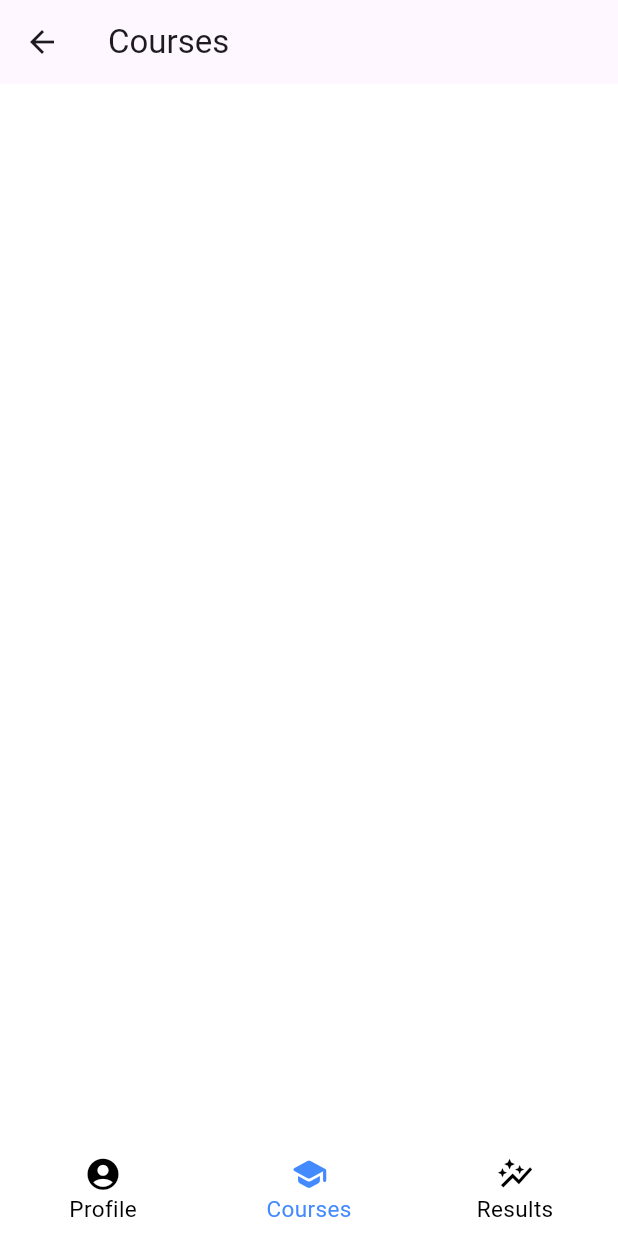
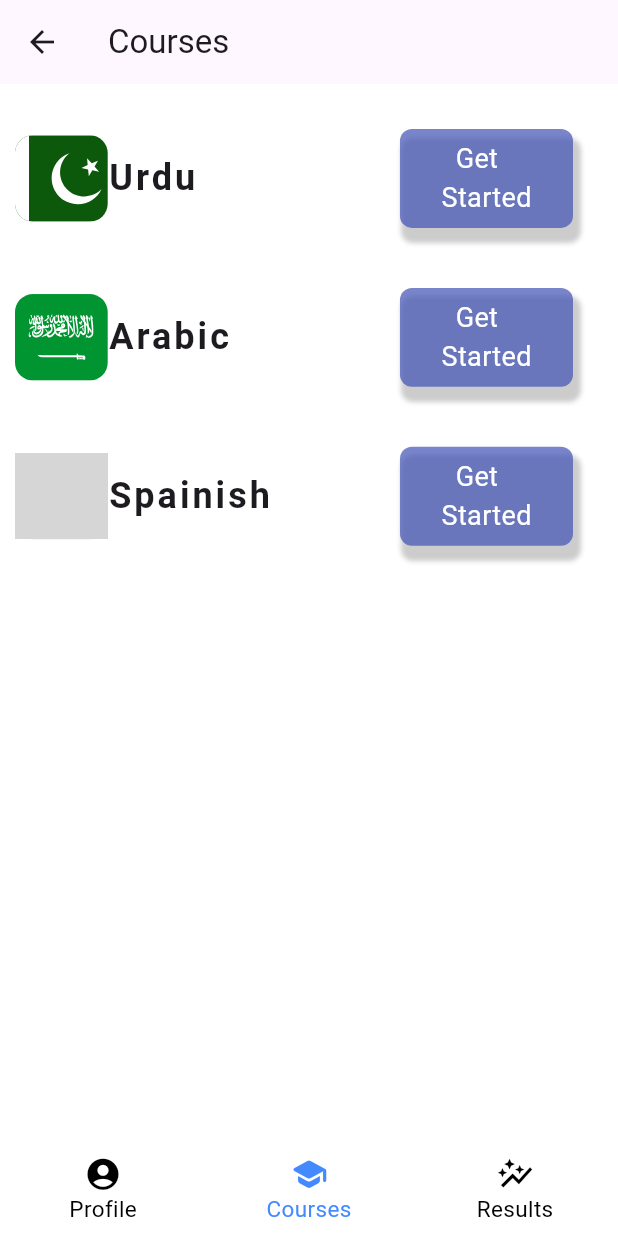
Before and after one commit to ZainR10/language_learning_app_flutter, a Flutter app: the CoursesView screen opened by its route, on a phone screen of 412 x 824 dp. Run offline on Flutter 3.47's test engine with Material 3 defaults, Android fonts, the phone set to English and light mode, and no system bars; our stand-ins replace flutter_svg, step_progress_indicator; grey boxes are pictures that could not be loaded.

Commit message:
started designing courses screen. created a component round button. made some adjustments and changes in profile screen and image container .

```diff
--- a/lib/res/components/image_container.dart
+++ b/lib/res/components/image_container.dart
@@ -2,22 +2,30 @@ import 'package:flutter/material.dart';
 import 'package:flutter_svg/flutter_svg.dart';
 
 class ImageContainer extends StatelessWidget {
+  final double height;
+  final double width;
   final String imageUrl;
-  const ImageContainer({required this.imageUrl, super.key});
+
+  const ImageContainer({
+    required this.height,
+    required this.width,
+    required this.imageUrl,
+    super.key,
+  });
 
   @override
   Widget build(BuildContext context) {
-    final height = MediaQuery.of(context).size.height * 1;
-    final width = MediaQuery.of(context).size.width * 1;
     return Container(
-      width: width * .25,
-      height: height * .12,
+      width: width,
+      height: height,
       decoration: BoxDecoration(
-          color: Colors.white, borderRadius: BorderRadius.circular(30)),
+        color: Colors.white,
+        borderRadius: BorderRadius.circular(30),
+      ),
       child: ClipRRect(
         borderRadius: BorderRadius.circular(12),
         child: SvgPicture.asset(
-          imageUrl, // Use the passed imageUrl
+          imageUrl,
           fit: BoxFit.cover,
         ),
       ),
--- /dev/null
+++ b/lib/res/components/round_button.dart
@@ -0,0 +1,45 @@
+import 'package:flutter/material.dart';
+
+class RoundButton extends StatelessWidget {
+  final double height;
+  final double width;
+  final String title;
+  final VoidCallback onPress;
+
+  const RoundButton(
+      {required this.width,
+      required this.height,
+      required this.title,
+      required this.onPress,
+      super.key});
+
+  @override
+  Widget build(BuildContext context) {
+    return InkWell(
+      onTap: onPress,
+      child: Container(
+        height: height,
+        width: width,
+        margin: const EdgeInsets.all(20),
+        decoration: BoxDecoration(
+          borderRadius: BorderRadius.circular(8),
+          color: Colors.indigo.withOpacity(.7),
+          boxShadow: [
+            BoxShadow(
+              color: Colors.black.withOpacity(0.2), // Adjust opacity as needed
+              spreadRadius: 2,
+              blurRadius: 2,
+              offset: const Offset(3, 8), // changes position of shadow
+            ),
+          ],
+        ),
+        child: Center(
+          child: Text(
+            title,
+            style: const TextStyle(color: Colors.white, fontSize: 18),
+          ),
+        ),
+      ),
+    );
+  }
+}
--- a/lib/view/courses_view.dart
+++ b/lib/view/courses_view.dart
@@ -1,5 +1,7 @@
 import 'package:flutter/material.dart';
 import 'package:language_learning_app_flutter/res/components/bottom_nav_bar.dart';
+import 'package:language_learning_app_flutter/res/components/image_container.dart';
+import 'package:language_learning_app_flutter/res/components/round_button.dart';
 import 'package:language_learning_app_flutter/utils/routes/routes_name.dart';
 
 class CoursesView extends StatefulWidget {
@@ -32,12 +34,88 @@ class _CoursesViewState extends State<CoursesView> {
 
   @override
   Widget build(BuildContext context) {
+    final height = MediaQuery.of(context).size.height * 1;
+    final width = MediaQuery.of(context).size.width * 1;
     return Scaffold(
-      appBar: AppBar(
-        title: Text('Courses'),
-      ),
-      bottomNavigationBar: CustomBottomNavBar(
-          selectedIndex: _selectedIndex, onItemTapped: _onItemTapped),
-    );
+        appBar: AppBar(
+          title: Text('Courses'),
+        ),
+        bottomNavigationBar: CustomBottomNavBar(
+            selectedIndex: _selectedIndex, onItemTapped: _onItemTapped),
+        body: SafeArea(
+          child: Padding(
+            padding: const EdgeInsets.all(10),
+            child: Column(
+              children: [
+                Row(
+                  mainAxisAlignment: MainAxisAlignment.start,
+                  children: [
+                    ImageContainer(
+                        width: width * .15,
+                        height: height * .07,
+                        imageUrl: 'assets/images/pakistan-flag.svg'),
+                    const Text(
+                      'Urdu',
+                      style: TextStyle(
+                          letterSpacing: 2,
+                          fontSize: 24,
+                          fontWeight: FontWeight.bold),
+                    ),
+                    const Spacer(),
+                    RoundButton(
+                        height: height * .08,
+                        width: width * .28,
+                        title: '  Get\nStarted',
+                        onPress: () {})
+                  ],
+                ),
+                Row(
+                  mainAxisAlignment: MainAxisAlignment.start,
+                  children: [
+                    ImageContainer(
+                        width: width * .15,
+                        height: height * .07,
+                        imageUrl: 'assets/images/saudi-arabia-flag.svg'),
+                    const Text(
+                      'Arabic',
+                      style: TextStyle(
+                          letterSpacing: 2,
+                          fontSize: 24,
+                          fontWeight: FontWeight.bold),
+                    ),
+                    const Spacer(),
+                    RoundButton(
+                        height: height * .08,
+                        width: width * .28,
+                        title: '  Get\nStarted',
+                        onPress: () {})
+                  ],
+                ),
+                Row(
+                  mainAxisAlignment: MainAxisAlignment.start,
+                  children: [
+                    ImageContainer(
+                        width: width * .15,
+                        height: height * .07,
+                        imageUrl: 'assets/images/spain-flag.svg'),
+                    const Text(
+                      'Spainish',
+                      style: TextStyle(
+                          letterSpacing: 2,
+                          fontSize: 24,
+                          fontWeight: FontWeight.bold),
+                    ),
+                    const Spacer(),
+                    RoundButton(
+                        height: height * .08,
+                        width: width * .28,
+                        title: '  Get\nStarted',
+                        onPress: () {})
+                  ],
+                )
+              ],
+            ),
+          ),
+        ));
   }
 }
--- a/lib/view/profile_view.dart
+++ b/lib/view/profile_view.dart
@@ -77,12 +77,32 @@ class _ProfileViewState extends State<ProfileView> {
                 SizedBox(
                   height: height * .03,
                 ),
-                const Text(
-                  'Selected Languages:',
-                  style: TextStyle(
-                      letterSpacing: 2,
-                      fontSize: 24,
-                      fontWeight: FontWeight.w400),
+                Row(
+                  children: [
+                    const Text(
+                      'Selected Languages',
+                      style: TextStyle(
+                          decoration: TextDecoration.underline,
+                          letterSpacing: 2,
+                          fontSize: 28,
+                          fontWeight: FontWeight.w400),
+                    ),
+                    SizedBox(
+                      width: width * 0.05,
+                    ),
+                    Icon(
+                      Icons.translate_sharp,
+                      size: 35,
+                      weight: 20,
+                      color: Colors.indigo[700],
+                      shadows: const [
+                        BoxShadow(
+                            blurRadius: 20,
+                            color: Colors.indigoAccent,
+                            spreadRadius: 10)
+                      ],
+                    ),
+                  ],
                 ),
                 SizedBox(
                   height: height * .02,
@@ -94,17 +114,23 @@ class _ProfileViewState extends State<ProfileView> {
                     languageNames: ['Urdu', 'Arabic', 'Spanish'],
                   ),
                 ),
-                const Row(
+                Row(
                   mainAxisAlignment: MainAxisAlignment.spaceBetween,
                   children: [
                     // created a image holding container component to make code look clean
                     ImageContainer(
+                      width: width * .25,
+                      height: height * .12,
                       imageUrl: 'assets/images/pakistan-flag.svg',
                     ),
                     ImageContainer(
+                      width: width * .25,
+                      height: height * .12,
                       imageUrl: 'assets/images/saudi-arabia-flag.svg',
                     ),
                     ImageContainer(
+                      width: width * .25,
+                      height: height * .12,
                       imageUrl: 'assets/images/spain-flag.svg',
                     ),
                   ],
@@ -117,6 +143,7 @@ class _ProfileViewState extends State<ProfileView> {
                     const Text(
                       'Current Progress',
                       style: TextStyle(
+                          decoration: TextDecoration.underline,
                           letterSpacing: 2,
                           fontSize: 28,
                           fontWeight: FontWeight.w400),
@@ -135,7 +162,7 @@ class _ProfileViewState extends State<ProfileView> {
                             color: Colors.indigoAccent,
                             spreadRadius: 10)
                       ],
-                    )
+                    ),
                   ],
                 ),
                 SizedBox(
```
